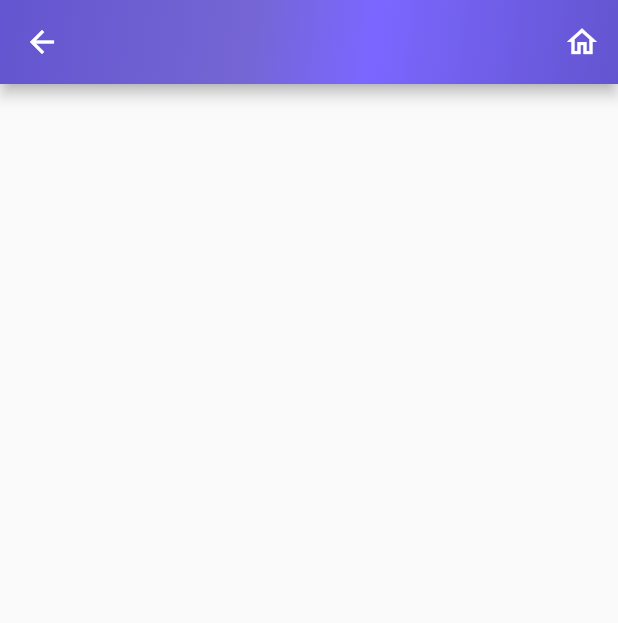
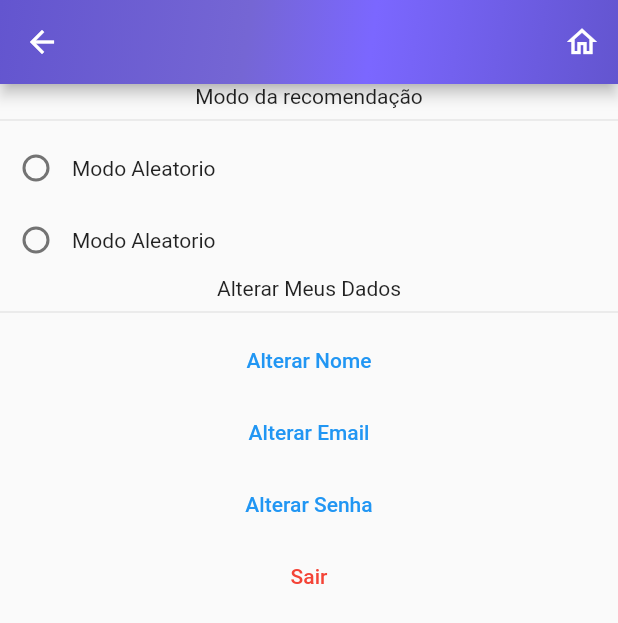
Before and after one commit to Grazifelix/Like-A-book-App, a Flutter app: the ProfileSettingsPage screen opened by its route, on a phone screen of 412 x 824 dp. Shown: the top 623 px of the screen. Run offline on Flutter 3.47's test engine with Material 2 defaults, Android fonts, the phone set to English and light mode, and no system bars; our stand-ins replace email_validator, firebase_auth, firebase_core; accounts and stored records are empty.

Commit message:
update: profile settings page

```diff
--- a/lib/src/view/profile_settings_view.dart
+++ b/lib/src/view/profile_settings_view.dart
@@ -9,6 +9,9 @@ class ProfileSettingsPage extends StatefulWidget {
 }
 
 class _ProfileSettingsPageState extends State<ProfileSettingsPage> {
+  bool check1 = false;
+  bool check2 = false;
+
   @override
   Widget build(BuildContext context) {
     return Scaffold(
@@ -30,7 +33,8 @@ class _ProfileSettingsPageState extends State<ProfileSettingsPage> {
           Row(
             children: <Widget>[
               IconButton(
-                onPressed: () => Navigator.pushNamedAndRemoveUntil(context, '/home', (route) => false),
+                onPressed: () => Navigator.pushNamedAndRemoveUntil(
+                    context, '/home', (route) => false),
                 icon: const Icon(Icons.home_outlined),
                 tooltip: "home",
               )
@@ -38,7 +42,68 @@ class _ProfileSettingsPageState extends State<ProfileSettingsPage> {
           ),
         ],
       ),
-      body: Container(),
+      body: Column(
+        children: [
+          const Text('Modo da recomendação'),
+          const Divider(),
+          Row(
+            children: [
+              Checkbox(
+                shape: const CircleBorder(),
+                value: check1,
+                onChanged: (value) => setState(
+                  () {
+                    check1 = value!;
+                    check2 = !value;
+                  },
+                ),
+              ),
+              const Text('Modo Aleatorio'),
+            ],
+          ),
+          Row(
+            children: [
+              Checkbox(
+                shape: const CircleBorder(),
+                value: check2,
+                onChanged: (value) => setState(
+                  () {
+                    check2 = value!;
+                    check1 = !value;
+                  },
+                ),
+              ),
+              const Text('Modo Aleatorio'),
+            ],
+          ),
+          const Text('Alterar Meus Dados'),
+          const Divider(),
+          TextButton(
+            onPressed: () => {},
+            child: const Text('Alterar Nome'),
+          ),
+          TextButton(
+            onPressed: () => {},
+            child: const Text('Alterar Email'),
+          ),
+          TextButton(
+            onPressed: () => {},
+            child: const Text('Alterar Senha'),
+          ),
+          TextButton(
+            onPressed: () => {
+              Navigator.pushNamedAndRemoveUntil(
+                    context, '/login', (route) => false),
+            },
+            child: const Text(
+              'Sair',
+              style: TextStyle(
+                color: Colors.red,
+              ),
+            ),
+          )
+        ],
+      ),
     );
   }
 }
```
